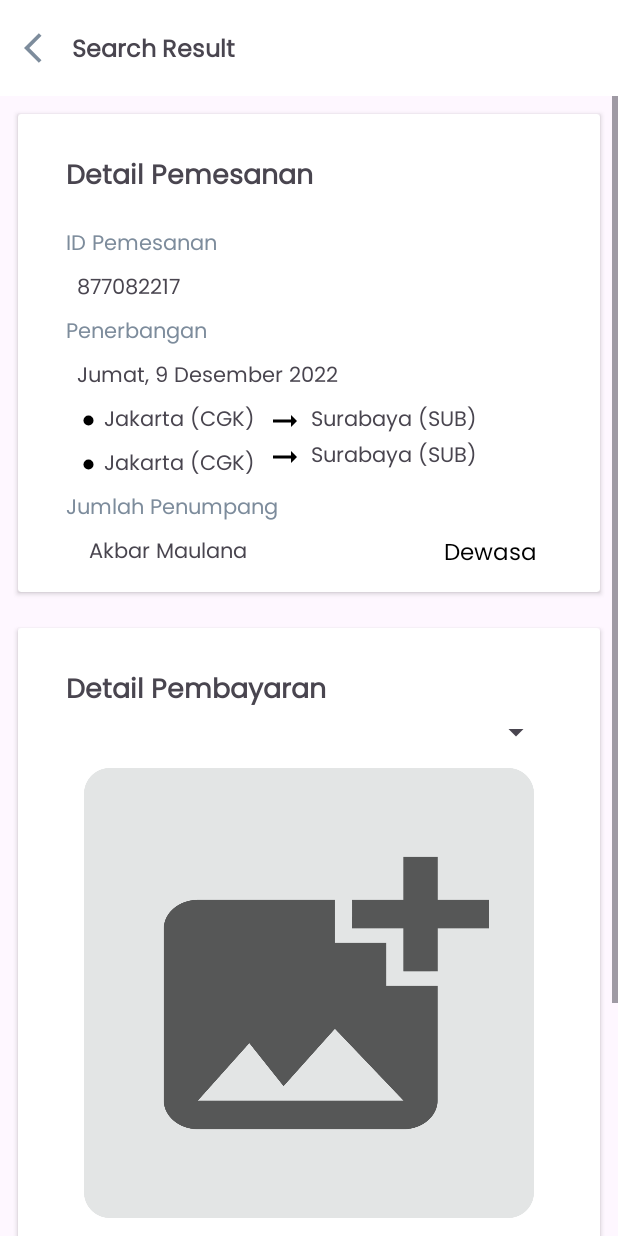
After one commit to BinAir-Team/C1-Mobile-Buyer, an Android app: the fragment DetailBookingFragment shown on its own in the app's theme, on a phone screen of 412 x 824 dp. The commit adds this screen. Run offline under Robolectric (Android 15) with nearby library versions, the phone set to English and light mode, and no system bars.

Commit message:
Create detail booking fragment

```diff
--- a/app/src/main/java/binar/finalproject/binair/buyer/data/response/GetUserTransResponse.kt
+++ b/app/src/main/java/binar/finalproject/binair/buyer/data/response/GetUserTransResponse.kt
@@ -12,45 +12,6 @@ data class GetUserTransResponse(
 
 	@field:SerializedName("status")
 	val status: Int
-)
-
-data class Ticket(
-
-	@field:SerializedName("date_start")
-	val dateStart: String,
-
-	@field:SerializedName("arrival_time")
-	val arrivalTime: String,
-
-	@field:SerializedName("airport_to")
-	val airportTo: String,
-
-	@field:SerializedName("child_price")
-	val childPrice: Int,
-
-	@field:SerializedName("adult_price")
-	val adultPrice: Int,
-
-	@field:SerializedName("airport_from")
-	val airportFrom: String,
-
-	@field:SerializedName("from")
-	val from: String,
-
-	@field:SerializedName("date_end")
-	val dateEnd: String,
-
-	@field:SerializedName("id")
-	val id: String,
-
-	@field:SerializedName("to")
-	val to: String,
-
-	@field:SerializedName("type")
-	val type: String,
-
-	@field:SerializedName("departure_time")
-	val departureTime: String
 )
 
 data class TransItem(
@@ -95,6 +56,45 @@ data class TransItem(
 	val updatedAt: String
 )
 
+data class Ticket(
+
+	@field:SerializedName("date_start")
+	val dateStart: String,
+
+	@field:SerializedName("arrival_time")
+	val arrivalTime: String,
+
+	@field:SerializedName("airport_to")
+	val airportTo: String,
+
+	@field:SerializedName("child_price")
+	val childPrice: Int,
+
+	@field:SerializedName("adult_price")
+	val adultPrice: Int,
+
+	@field:SerializedName("airport_from")
+	val airportFrom: String,
+
+	@field:SerializedName("from")
+	val from: String,
+
+	@field:SerializedName("date_end")
+	val dateEnd: String,
+
+	@field:SerializedName("id")
+	val id: String,
+
+	@field:SerializedName("to")
+	val to: String,
+
+	@field:SerializedName("type")
+	val type: String,
+
+	@field:SerializedName("departure_time")
+	val departureTime: String
+)
+
 data class User(
 
 	@field:SerializedName("firstname")
--- /dev/null
+++ b/app/src/main/java/binar/finalproject/binair/buyer/ui/fragment/DetailBookingFragment.kt
@@ -0,0 +1,26 @@
+package binar.finalproject.binair.buyer.ui.fragment
+
+import android.os.Bundle
+import android.view.LayoutInflater
+import android.view.View
+import android.view.ViewGroup
+import androidx.fragment.app.Fragment
+import binar.finalproject.binair.buyer.databinding.FragmentDetailBookingBinding
+
+class DetailBookingFragment : Fragment() {
+    private lateinit var binding : FragmentDetailBookingBinding
+
+    override fun onCreateView(
+        inflater: LayoutInflater, container: ViewGroup?,
+        savedInstanceState: Bundle?
+    ): View? {
+        // Inflate the layout for this fragment
+        binding = FragmentDetailBookingBinding.inflate(layoutInflater)
+        return binding.root
+    }
+
+    override fun onViewCreated(view: View, savedInstanceState: Bundle?) {
+        super.onViewCreated(view, savedInstanceState)
+
+    }
+}
--- /dev/null
+++ b/app/src/main/res/layout/fragment_detail_booking.xml
@@ -0,0 +1,259 @@
+<?xml version="1.0" encoding="utf-8"?>
+<LinearLayout xmlns:android="http://schemas.android.com/apk/res/android"
+    xmlns:app="http://schemas.android.com/apk/res-auto"
+    xmlns:tools="http://schemas.android.com/tools"
+    android:layout_width="match_parent"
+    android:layout_height="match_parent"
+    tools:context=".ui.fragment.DetailBookingFragment"
+    android:orientation="vertical">
+
+    <include
+        android:id="@+id/toolbar"
+        layout="@layout/toolbar_title"
+        android:layout_width="match_parent"
+        android:layout_height="wrap_content" />
+
+    <ScrollView
+        android:layout_width="wrap_content"
+        android:layout_height="wrap_content">
+
+        <LinearLayout
+            android:layout_width="match_parent"
+            android:layout_height="wrap_content"
+            android:orientation="vertical"
+            android:paddingBottom="8dp">
+
+            <androidx.cardview.widget.CardView
+                android:id="@+id/cvDetailKontak"
+                android:layout_width="match_parent"
+                android:layout_height="wrap_content"
+                android:layout_margin="12dp"
+                app:contentPadding="12dp">
+
+                <RelativeLayout
+                    android:layout_width="match_parent"
+                    android:layout_height="match_parent">
+
+                    <TextView
+                        android:id="@+id/labelBookingDetail"
+                        android:layout_width="wrap_content"
+                        android:layout_height="wrap_content"
+                        android:layout_marginStart="20dp"
+                        android:layout_marginTop="15dp"
+                        android:text="@string/detail_pemesanan"
+                        android:textSize="18sp"
+                        android:textStyle="bold" />
+
+                    <TextView
+                        android:id="@+id/labelBooking"
+                        android:layout_width="wrap_content"
+                        android:layout_height="wrap_content"
+                        android:layout_below="@+id/labelBookingDetail"
+                        android:layout_marginStart="20dp"
+                        android:layout_marginTop="18dp"
+                        android:text="@string/id_pemesanan"
+                        android:textColor="@color/content_grey" />
+
+                    <TextView
+                        android:id="@+id/tvIdBooking"
+                        android:layout_width="wrap_content"
+                        android:layout_height="wrap_content"
+                        android:layout_below="@+id/labelBooking"
+                        android:layout_marginStart="27dp"
+                        android:layout_marginTop="5dp"
+                        android:text="@string/ex_id_pemesanan" />
+
+                    <TextView
+                        android:id="@+id/labelFlight"
+                        android:layout_width="wrap_content"
+                        android:layout_height="wrap_content"
+                        android:layout_below="@+id/tvIdBooking"
+                        android:layout_marginStart="20dp"
+                        android:layout_marginTop="5dp"
+                        android:text="@string/penerbangan"
+                        android:textColor="@color/content_grey" />
+
+                    <TextView
+                        android:id="@+id/tvFlightDate"
+                        android:layout_width="wrap_content"
+                        android:layout_height="wrap_content"
+                        android:layout_below="@+id/labelFlight"
+                        android:layout_marginStart="27dp"
+                        android:layout_marginTop="5dp"
+                        android:text="@string/ex_tgl_brkt" />
+
+                    <TextView
+                        android:id="@+id/tvKotaAsal"
+                        android:layout_width="wrap_content"
+                        android:layout_height="wrap_content"
+                        android:layout_below="@+id/tvFlightDate"
+                        android:layout_marginStart="30dp"
+                        android:layout_marginTop="5dp"
+                        android:drawablePadding="5dp"
+                        android:text="@string/ex_kota_dari"
+                        app:drawableLeftCompat="@drawable/ic_baseline_fiber_manual_record_24" />
+
+                    <TextView
+                        android:id="@+id/tvKotaTujuan"
+                        android:layout_width="wrap_content"
+                        android:layout_height="wrap_content"
+                        android:layout_below="@+id/tvFlightDate"
+                        android:layout_marginStart="8dp"
+                        android:layout_marginTop="5dp"
+                        android:layout_toEndOf="@+id/tvKotaAsal"
+                        android:drawablePadding="5dp"
+                        android:text="@string/ex_kota_tujuan"
+                        app:drawableLeftCompat="@drawable/ic_baseline_arrow_right_alt_24" />
+
+                    <TextView
+                        android:id="@+id/tvKotaAsalKembali"
+                        android:layout_width="wrap_content"
+                        android:layout_height="wrap_content"
+                        android:layout_below="@+id/tvKotaAsal"
+                        android:layout_marginStart="30dp"
+                        android:layout_marginTop="5dp"
+                        android:drawablePadding="5dp"
+                        android:text="@string/ex_kota_dari"
+                        app:drawableLeftCompat="@drawable/ic_baseline_fiber_manual_record_24" />
+
+                    <TextView
+                        android:id="@+id/tvKotaTujuanKembali"
+                        android:layout_width="wrap_content"
+                        android:layout_height="wrap_content"
+                        android:layout_marginStart="8dp"
+                        android:layout_below="@+id/tvKotaTujuan"
+                        android:layout_toEndOf="@+id/tvKotaAsal"
+                        android:drawablePadding="5dp"
+                        android:text="@string/ex_kota_tujuan"
+                        app:drawableLeftCompat="@drawable/ic_baseline_arrow_right_alt_24" />
+
+                    <TextView
+                        android:id="@+id/labelPassenger"
+                        android:layout_width="wrap_content"
+                        android:layout_height="wrap_content"
+                        android:layout_marginStart="20dp"
+                        android:layout_marginTop="5dp"
+                        android:layout_below="@+id/tvKotaAsalKembali"
+                        android:text="@string/jumlah_penumpang"
+                        android:textColor="@color/content_grey" />
+
+                    <TextView
+                        android:id="@+id/tvName"
+                        android:layout_width="wrap_content"
+                        android:layout_height="wrap_content"
+                        android:layout_below="@+id/labelPassenger"
+                        android:layout_marginStart="35dp"
+                        android:layout_marginTop="5dp"
+                        android:drawablePadding="5dp"
+                        android:text="@string/ex_nama_pemesan" />
+
+                    <TextView
+                        android:id="@+id/tvType"
+                        android:layout_width="wrap_content"
+                        android:layout_height="wrap_content"
+                        android:layout_below="@+id/labelPassenger"
+                        android:layout_alignParentEnd="true"
+                        android:layout_marginTop="5dp"
+                        android:layout_marginEnd="30dp"
+                        android:text="@string/dewasa"
+                        android:textAlignment="center"
+                        android:textColor="@color/black"
+                        android:textSize="15sp" />
+
+
+                </RelativeLayout>
+            </androidx.cardview.widget.CardView>
+
+            <androidx.cardview.widget.CardView
+                android:id="@+id/cvCreditCard"
+                android:layout_width="match_parent"
+                android:layout_height="wrap_content"
+                android:layout_margin="12dp"
+                app:contentPadding="12dp">
+
+                <RelativeLayout
+                    android:layout_width="match_parent"
+                    android:layout_height="wrap_content">
+
+                    <TextView
+                        android:id="@+id/labelPaymentDetail"
+                        android:layout_width="wrap_content"
+                        android:layout_height="wrap_content"
+                        android:layout_marginStart="20dp"
+                        android:layout_marginTop="15dp"
+                        android:text="@string/detail_pembayaran"
+                        android:textSize="18sp"
+                        android:textStyle="bold" />
+
+                    <Spinner
+                        android:id="@+id/spPaymentMethod"
+                        android:layout_width="match_parent"
+                        android:layout_height="wrap_content"
+                        android:layout_marginStart="20dp"
+                        android:layout_marginEnd="20dp"
+                        android:layout_below="@+id/labelPaymentDetail"/>
+
+                    <ImageView
+                        android:id="@+id/ivPaymentProof"
+                        android:src="@drawable/add_image"
+                        android:layout_width="300dp"
+                        android:layout_height="300dp"
+                        android:layout_below="@id/spPaymentMethod"
+                        android:layout_marginTop="12dp"
+                        android:layout_centerHorizontal="true"
+                        android:contentDescription="@string/bukti_pembayaran"/>
+
+                    <TextView
+                        android:id="@+id/labelPrice"
+                        android:layout_width="wrap_content"
+                        android:layout_height="wrap_content"
+                        android:layout_below="@+id/ivPaymentProof"
+                        android:layout_marginStart="20dp"
+                        android:layout_marginTop="20dp"
+                        android:text="@string/total_harga"
+                        android:textColor="@color/black"
+                        android:textSize="17sp" />
+
+                    <TextView
+                        android:id="@+id/tvTotalPrice"
+                        android:layout_width="wrap_content"
+                        android:layout_height="wrap_content"
+                        android:layout_below="@id/ivPaymentProof"
+                        android:layout_alignParentEnd="true"
+                        android:layout_marginTop="20dp"
+                        android:layout_marginEnd="50dp"
+                        android:text="@string/nominal_harga"
+                        android:textColor="@color/orange"
+                        android:textSize="18sp" />
+                </RelativeLayout>
+            </androidx.cardview.widget.CardView>
+
+            <RelativeLayout
+                android:layout_width="match_parent"
+                android:layout_height="125dp">
+
+                <TextView
+                    android:id="@+id/labelPrivacy"
+                    android:layout_width="wrap_content"
+                    android:layout_height="wrap_content"
+                    android:layout_marginLeft="20dp"
+                    android:layout_marginRight="20dp"
+                    android:text="@string/setuju_bayar"
+                    android:textSize="13sp" />
+
+                <Button
+                    android:id="@+id/btnBayar"
+                    android:layout_width="match_parent"
+                    android:layout_height="wrap_content"
+                    android:layout_below="@+id/labelPrivacy"
+                    android:layout_marginStart="24dp"
+                    android:layout_marginTop="15dp"
+                    android:layout_marginEnd="24dp"
+                    style="@style/button"
+                    android:text="@string/bayar" />
+
+            </RelativeLayout>
+        </LinearLayout>
+
+    </ScrollView>
+</LinearLayout>
--- a/app/src/main/res/navigation/main_navigation.xml
+++ b/app/src/main/res/navigation/main_navigation.xml
@@ -168,7 +168,8 @@
         tools:layout="@layout/fragment_payment" >
         <argument
             android:name="dataBooking"
-            app:argType="binar.finalproject.binair.buyer.data.response.BookingTicketResponse" />
+            app:argType="binar.finalproject.binair.buyer.data.response.BookingTicketResponse"
+            app:nullable="true" />
         <action
             android:id="@+id/action_paymentFragment_to_eticketFragment"
             app:destination="@id/eticketFragment" />
```
